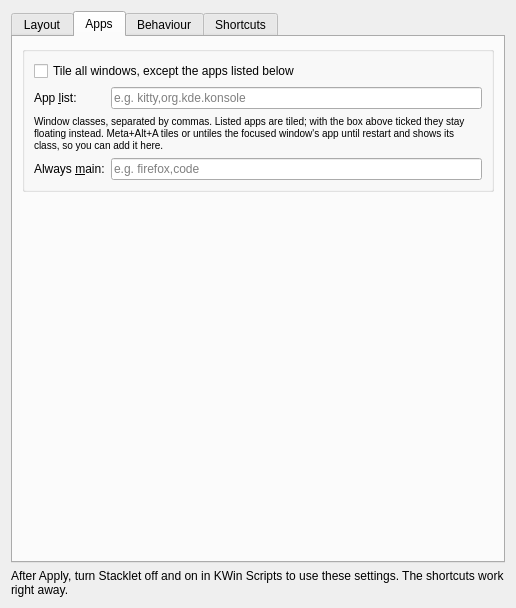
The window that package/contents/ui/config.ui (aic0d3r/stacklet) describes before a commit, drawn with Qt 5.
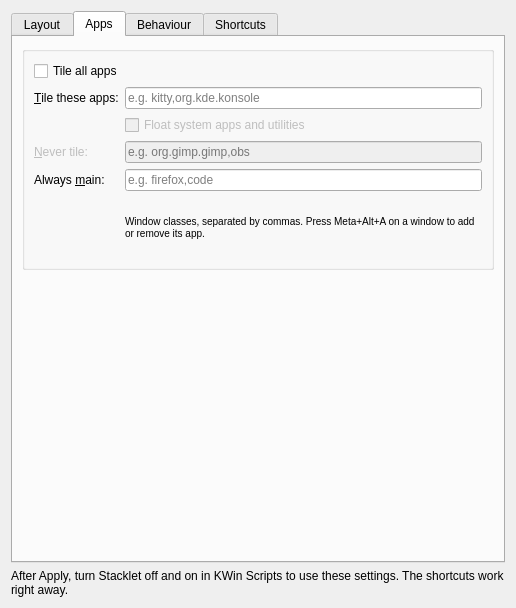
The same window after the commit. The open tabs and pages were chosen to show the change. Icons and pictures are not drawn.

Commit message:
Stacklet 1.2.0: friendlier Apps tab
- Split the app list into "Tile these apps" and "Never tile"; the unused one is greyed out
- "Tile all apps" floats system apps and utilities by default (settings, prompts, games,
  viewers, media players, "Configure" dialogs); Meta+Alt+A can tile one anyway
- Meta+Alt+A saves to the settings instead of lasting until restart
- Move a 1.1.x tile-all exclude list to "Never tile" once

Patch:
```diff
--- a/package/contents/ui/config.ui
+++ b/package/contents/ui/config.ui
@@ -252,12 +252,12 @@
      <layout class="QFormLayout" name="appsForm">
       <item row="0" column="0" colspan="2">
        <widget class="QCheckBox" name="kcfg_tileAll">
-        <property name="text"><string>Tile all windows, except the apps listed below</string></property>
+        <property name="text"><string>Tile all apps</string></property>
        </widget>
       </item>
       <item row="1" column="0">
        <widget class="QLabel" name="classesLabel">
-        <property name="text"><string>App &amp;list:</string></property>
+        <property name="text"><string>&amp;Tile these apps:</string></property>
         <property name="buddy"><cstring>kcfg_tileClasses</cstring></property>
        </widget>
       </item>
@@ -266,25 +266,46 @@
         <property name="placeholderText"><string>e.g. kitty,org.kde.konsole</string></property>
        </widget>
       </item>
-      <item row="2" column="0" colspan="2">
-       <widget class="QLabel" name="classesHint">
-        <property name="wordWrap"><bool>true</bool></property>
-        <property name="textFormat"><enum>Qt::RichText</enum></property>
-        <property name="text"><string>&lt;small&gt;Window classes, separated by commas. Listed apps are tiled; with the box above ticked they stay floating instead. Meta+Alt+A tiles or untiles the focused window&apos;s app until restart and shows its class, so you can add it here.&lt;/small&gt;</string></property>
+      <item row="2" column="1">
+       <widget class="QCheckBox" name="kcfg_floatSystem">
+        <property name="enabled"><bool>false</bool></property>
+        <property name="text"><string>Float system apps and utilities</string></property>
+        <property name="toolTip"><string>System Settings, file pickers and password prompts, Steam and games, calculators and screenshot tools, image viewers, video and music players, and "Configure" dialogs stay floating. Meta+Alt+A tiles one of them anyway.</string></property>
        </widget>
       </item>
       <item row="3" column="0">
+       <widget class="QLabel" name="floatClassesLabel">
+        <property name="enabled"><bool>false</bool></property>
+        <property name="text"><string>&amp;Never tile:</string></property>
+        <property name="buddy"><cstring>kcfg_floatClasses</cstring></property>
+       </widget>
+      </item>
+      <item row="3" column="1">
+       <widget class="QLineEdit" name="kcfg_floatClasses">
+        <property name="enabled"><bool>false</bool></property>
+        <property name="placeholderText"><string>e.g. org.gimp.gimp,obs</string></property>
+        <property name="toolTip"><string>With "Tile all apps" ticked, these apps stay floating. Dialogs and fixed-size windows always float.</string></property>
+       </widget>
+      </item>
+      <item row="4" column="0">
        <widget class="QLabel" name="mainClassesLabel">
         <property name="text"><string>Always &amp;main:</string></property>
         <property name="buddy"><cstring>kcfg_mainClasses</cstring></property>
        </widget>
       </item>
-      <item row="3" column="1">
+      <item row="4" column="1">
        <widget class="QLineEdit" name="kcfg_mainClasses">
         <property name="placeholderText"><string>e.g. firefox,code</string></property>
         <property name="toolTip"><string>These apps always take the main slot; other windows stack beside them.</string></property>
        </widget>
       </item>
+      <item row="5" column="1">
+       <widget class="QLabel" name="classesHint">
+        <property name="wordWrap"><bool>true</bool></property>
+        <property name="textFormat"><enum>Qt::RichText</enum></property>
+        <property name="text"><string>&lt;small&gt;Window classes, separated by commas. Press Meta+Alt+A on a window to add or remove its app.&lt;/small&gt;</string></property>
+       </widget>
+      </item>
      </layout>
     </widget>
    </item>
```
Left out of the diff: 10 changed lines with no effect on the pictures. The commit also changes 5 other files.
